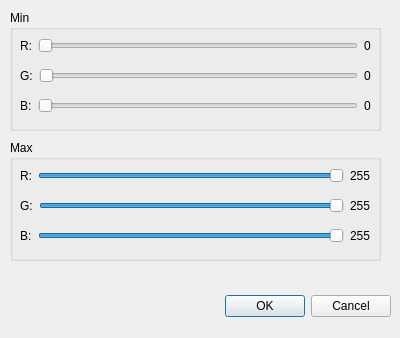
Old version of the form colorthresholddialog.ui in the repository ATSOTECK/Fred.
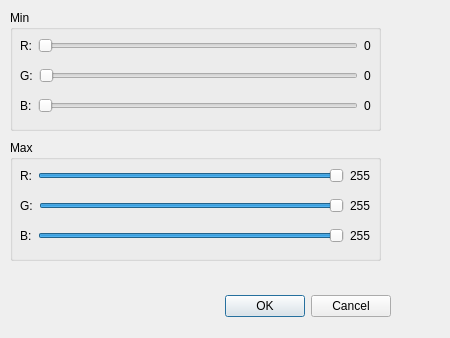
New version of the form.

```diff
--- a/colorthresholddialog.ui
+++ b/colorthresholddialog.ui
@@ -6,7 +6,7 @@
    <rect>
     <x>0</x>
     <y>0</y>
-    <width>400</width>
+    <width>450</width>
     <height>338</height>
    </rect>
   </property>
```
